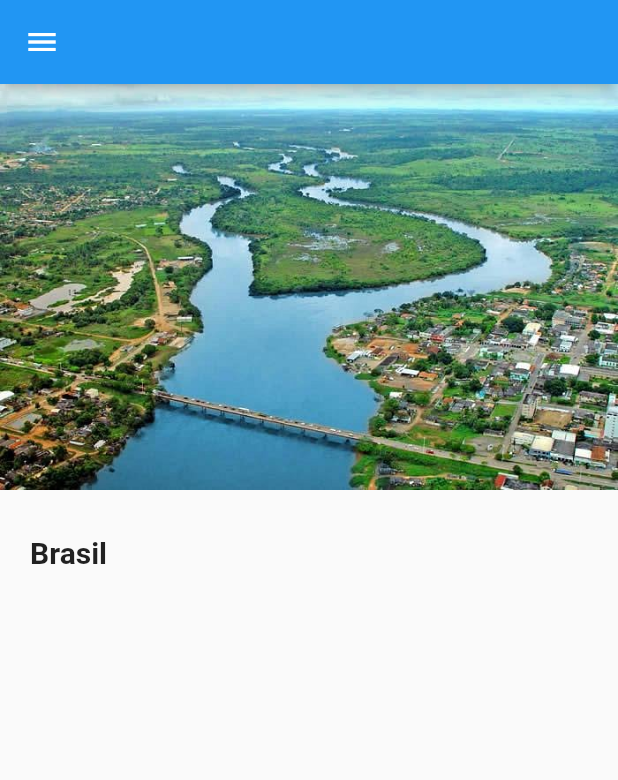
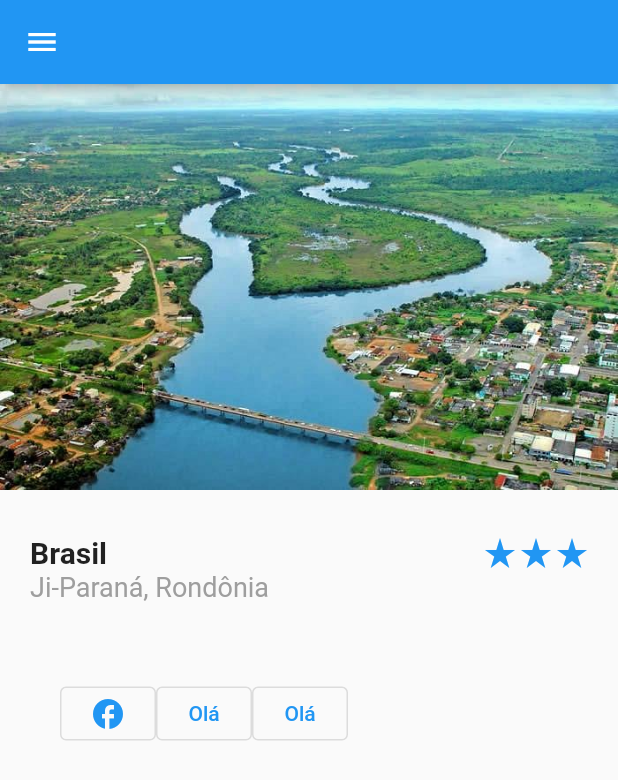
Before and after one commit to tegerafael/cidadeflutter, a Flutter app: the screen it shows after launch, on a phone screen of 412 x 824 dp. Shown: the top 780 px of the screen. Run offline on Flutter 3.47's test engine with Material 2 defaults, Android fonts, the phone set to English and light mode, and no system bars.

Commit message:
feat: add new containers

```diff
--- a/lib/main.dart
+++ b/lib/main.dart
@@ -32,12 +32,53 @@ class MyApp extends StatelessWidget {
             padding: EdgeInsets.fromLTRB(20, 30, 0, 0),
             child: Row(
               children: [
-                Text(
-                  "Brasil",
-                  style: TextStyle(fontSize: 20, fontWeight: FontWeight.bold),
-                )
+                Container(
+                  child: Row(children: [
+                    Text(
+                      'Brasil',
+                      style:
+                          TextStyle(fontSize: 20, fontWeight: FontWeight.bold),
+                    ),
+                  ]),
+                ),
+                Container(
+                  padding: EdgeInsets.fromLTRB(250, 0, 0, 0),
+                  child: Row(children: [
+                    Icon(
+                      Icons.star_rate,
+                      color: Colors.blue,
+                    ),
+                    Icon(
+                      Icons.star_rate,
+                      color: Colors.blue,
+                    ),
+                    Icon(
+                      Icons.star_rate,
+                      color: Colors.blue,
+                    ),
+                  ]),
+                ),
               ],
             ),
+          ),
+          Container(
+            padding: EdgeInsets.fromLTRB(20, 0, 0, 0),
+            child: Row(
+              children: [
+                Text(
+                  "Ji-Paraná, Rondônia",
+                  style: TextStyle(color: Colors.grey, fontSize: 18),
+                ),
+              ],
+            ),
+          ),
+          Container(
+            padding: EdgeInsets.fromLTRB(40, 50, 0, 0),
+            child: Row(children: [
+              OutlinedButton(onPressed: () {}, child: Icon(Icons.facebook)),
+              OutlinedButton(onPressed: () {}, child: Text('Olá')),
+              OutlinedButton(onPressed: () {}, child: Text('Olá')),
+            ]),
           ),
         ]),
       ),
```
Also changed, not shown: 1 other file.
